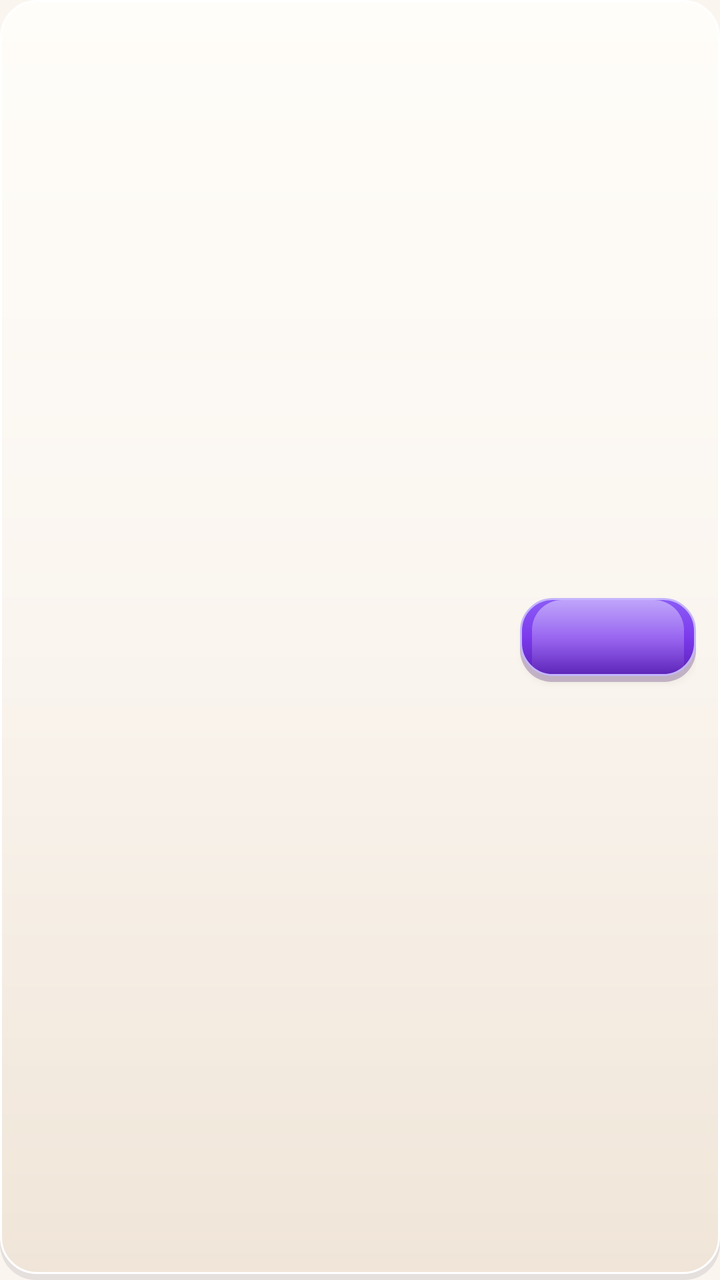
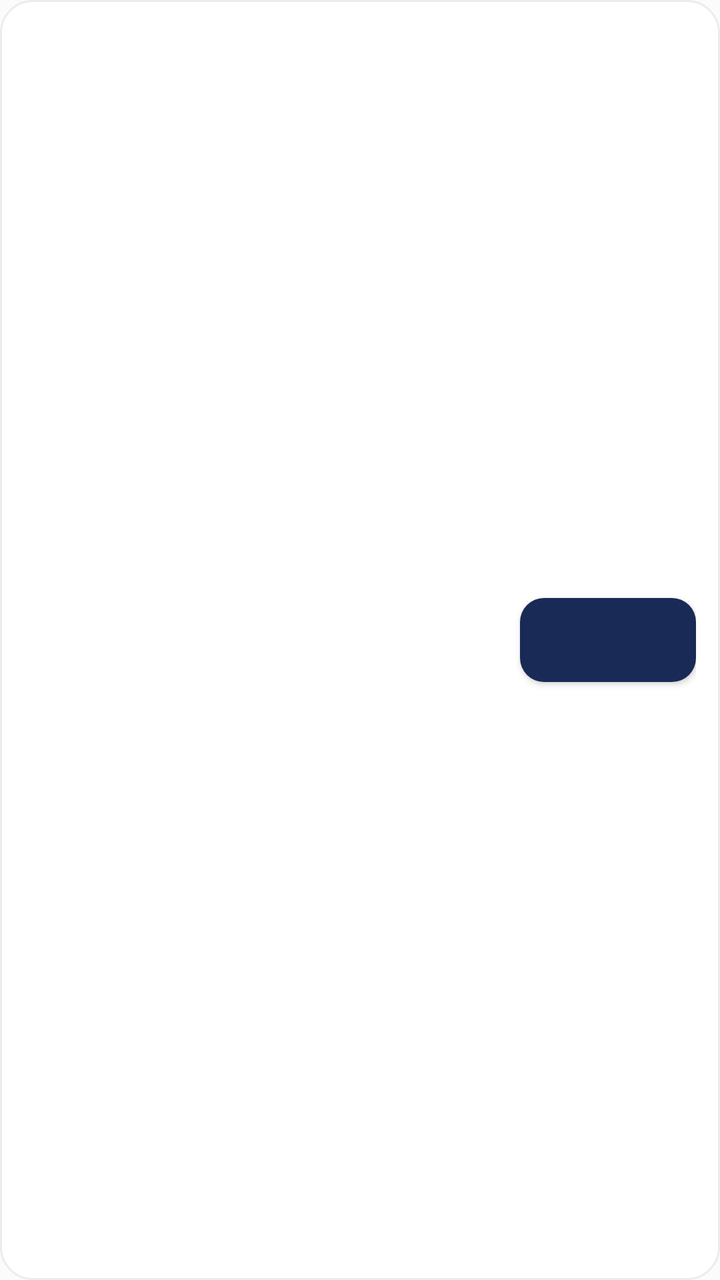

An Android layout rendered at two revisions. The XML below is the earlier revision; the diff shows what the commit changed to produce the second picture.
<!-- AndroidManifest.xml: application theme Theme.SheEmpower -->
<!-- res/layout/item_admin_seller_manage.xml -->
<?xml version="1.0" encoding="utf-8"?>
<LinearLayout xmlns:android="http://schemas.android.com/apk/res/android"
    android:layout_width="match_parent"
    android:layout_height="wrap_content"
    android:layout_marginBottom="8dp"
    android:background="@drawable/bg_skeu_card"
    android:orientation="horizontal"
    android:padding="12dp"
    android:gravity="center_vertical">

    <LinearLayout
        android:layout_width="0dp"
        android:layout_height="wrap_content"
        android:layout_weight="1"
        android:orientation="vertical">

        <TextView
            android:id="@+id/tvAdminSellerName"
            android:layout_width="wrap_content"
            android:layout_height="wrap_content"
            android:fontFamily="sans-serif-black"
            android:textColor="@color/text_dark"
            android:textSize="13sp" />

        <TextView
            android:id="@+id/tvAdminSellerStatus"
            android:layout_width="wrap_content"
            android:layout_height="wrap_content"
            android:fontFamily="sans-serif-medium"
            android:textColor="@color/lavender_primary"
            android:textSize="11sp" />
    </LinearLayout>

    <Button
        android:id="@+id/btnAdminToggle"
        android:layout_width="wrap_content"
        android:layout_height="42dp"
        android:textSize="11sp"
        android:fontFamily="sans-serif-medium"
        android:background="@drawable/bg_skeu_button_primary"
        android:textColor="#FFFFFF" />
</LinearLayout>
<!-- resources referenced by this layout -->
<resources>
  <color name="lavender_primary">#7C3AED</color>
  <color name="text_dark">#2D253B</color>
  <!-- drawable bg_skeu_button_primary (drawable) -->
  <?xml version="1.0" encoding="utf-8"?>
  <layer-list xmlns:android="http://schemas.android.com/apk/res/android">
      
      <item android:top="3dp">
          <shape android:shape="rectangle">
              <solid android:color="#403B0764" />
              <corners android:radius="16dp" />
          </shape>
      </item>
      
      <item android:bottom="3dp">
          <shape android:shape="rectangle">
              <gradient
                  android:startColor="#8B5CF6"
                  android:centerColor="@color/lavender_primary"
                  android:endColor="@color/lavender_dark"
                  android:angle="270" />
              <stroke android:width="1dp" android:color="#C4B5FD" />
              <corners android:radius="16dp" />
          </shape>
      </item>
      
      <item android:bottom="3dp" android:top="1dp" android:left="6dp" android:right="6dp">
          <shape android:shape="rectangle">
              <gradient
                  android:startColor="#70FFFFFF"
                  android:endColor="#00FFFFFF"
                  android:angle="270" />
              <corners android:topLeftRadius="15dp" android:topRightRadius="15dp" />
          </shape>
      </item>
  </layer-list>
  <!-- drawable bg_skeu_card (drawable) -->
  <?xml version="1.0" encoding="utf-8"?>
  <layer-list xmlns:android="http://schemas.android.com/apk/res/android">
      
      <item android:top="3dp">
          <shape android:shape="rectangle">
              <solid android:color="#1A2D253B" />
              <corners android:radius="18dp" />
          </shape>
      </item>
      
      <item android:bottom="3dp">
          <shape android:shape="rectangle">
              <gradient
                  android:startColor="#FFFDF9"
                  android:centerColor="#FAF5EF"
                  android:endColor="#F0E5D8"
                  android:angle="270" />
              <stroke android:width="1dp" android:color="#FFFFFF" />
              <corners android:radius="18dp" />
          </shape>
      </item>
  </layer-list>
  <style name="Theme.SheEmpower" parent="Theme.AppCompat.Light.NoActionBar">
          <item name="colorPrimary">@color/lavender_primary</item>
          <item name="colorPrimaryDark">@color/lavender_dark</item>
          <item name="colorAccent">@color/lavender_primary</item>
          <item name="android:windowBackground">@color/bg_cream</item>
          <item name="android:colorBackground">@color/bg_cream</item>
          <item name="android:textColorPrimary">@color/text_dark</item>
          <item name="android:textColorSecondary">@color/text_gray</item>
      </style>
  <color name="lavender_dark">#5B21B6</color>
  <color name="bg_cream">#FAF5EF</color>
  <color name="text_gray">#6B637B</color>
</resources>

<!-- the commit's change to res/layout/item_admin_seller_manage.xml (unified diff, before → after) -->
@@ -19,7 +19,7 @@
             android:layout_width="wrap_content"
             android:layout_height="wrap_content"
             android:fontFamily="sans-serif-black"
-            android:textColor="@color/text_dark"
+            android:textColor="@color/text_primary"
             android:textSize="13sp" />
 
         <TextView
@@ -27,7 +27,7 @@
             android:layout_width="wrap_content"
             android:layout_height="wrap_content"
             android:fontFamily="sans-serif-medium"
-            android:textColor="@color/lavender_primary"
+            android:textColor="@color/primary"
             android:textSize="11sp" />
     </LinearLayout>
 
<!-- resource entries referenced after the edit -->
@@ -1,74 +1,38 @@
 <!-- resources referenced by this layout -->
 <resources>
-  <color name="lavender_primary">#7C3AED</color>
-  <color name="text_dark">#2D253B</color>
+  <color name="primary">#192A56</color>
+  <color name="text_primary">#192A56</color>
   <!-- drawable bg_skeu_button_primary (drawable) -->
   <?xml version="1.0" encoding="utf-8"?>
-  <layer-list xmlns:android="http://schemas.android.com/apk/res/android">
-      
-      <item android:top="3dp">
-          <shape android:shape="rectangle">
-              <solid android:color="#403B0764" />
-              <corners android:radius="16dp" />
-          </shape>
-      </item>
-      
-      <item android:bottom="3dp">
-          <shape android:shape="rectangle">
-              <gradient
-                  android:startColor="#8B5CF6"
-                  android:centerColor="@color/lavender_primary"
-                  android:endColor="@color/lavender_dark"
-                  android:angle="270" />
-              <stroke android:width="1dp" android:color="#C4B5FD" />
-              <corners android:radius="16dp" />
-          </shape>
-      </item>
-      
-      <item android:bottom="3dp" android:top="1dp" android:left="6dp" android:right="6dp">
-          <shape android:shape="rectangle">
-              <gradient
-                  android:startColor="#70FFFFFF"
-                  android:endColor="#00FFFFFF"
-                  android:angle="270" />
-              <corners android:topLeftRadius="15dp" android:topRightRadius="15dp" />
-          </shape>
-      </item>
-  </layer-list>
+  <shape xmlns:android="http://schemas.android.com/apk/res/android"
+      android:shape="rectangle">
+      <solid android:color="@color/midnight_navy" />
+      <corners android:radius="12dp" />
+  </shape>
   <!-- drawable bg_skeu_card (drawable) -->
   <?xml version="1.0" encoding="utf-8"?>
-  <layer-list xmlns:android="http://schemas.android.com/apk/res/android">
-      
-      <item android:top="3dp">
-          <shape android:shape="rectangle">
-              <solid android:color="#1A2D253B" />
-              <corners android:radius="18dp" />
-          </shape>
-      </item>
-      
-      <item android:bottom="3dp">
-          <shape android:shape="rectangle">
-              <gradient
-                  android:startColor="#FFFDF9"
-                  android:centerColor="#FAF5EF"
-                  android:endColor="#F0E5D8"
-                  android:angle="270" />
-              <stroke android:width="1dp" android:color="#FFFFFF" />
-              <corners android:radius="18dp" />
-          </shape>
-      </item>
-  </layer-list>
+  <shape xmlns:android="http://schemas.android.com/apk/res/android"
+      android:shape="rectangle">
+      <solid android:color="@color/white" />
+      <corners android:radius="16dp" />
+      <stroke android:color="@color/card_border" android:width="1dp" />
+  </shape>
   <style name="Theme.SheEmpower" parent="Theme.AppCompat.Light.NoActionBar">
-          <item name="colorPrimary">@color/lavender_primary</item>
-          <item name="colorPrimaryDark">@color/lavender_dark</item>
-          <item name="colorAccent">@color/lavender_primary</item>
-          <item name="android:windowBackground">@color/bg_cream</item>
-          <item name="android:colorBackground">@color/bg_cream</item>
-          <item name="android:textColorPrimary">@color/text_dark</item>
-          <item name="android:textColorSecondary">@color/text_gray</item>
+          <item name="colorPrimary">@color/primary</item>
+          <item name="colorPrimaryDark">@color/primary_dark</item>
+          <item name="colorAccent">@color/accent</item>
+          <item name="android:windowBackground">@color/background</item>
+          <item name="android:colorBackground">@color/background</item>
+          <item name="android:textColorPrimary">@color/text_primary</item>
+          <item name="android:textColorSecondary">@color/text_secondary</item>
+          <item name="android:statusBarColor">@color/primary_dark</item>
       </style>
-  <color name="lavender_dark">#5B21B6</color>
-  <color name="bg_cream">#FAF5EF</color>
-  <color name="text_gray">#6B637B</color>
+  <color name="midnight_navy">#192A56</color>
+  <color name="white">#FFFFFF</color>
+  <color name="card_border">#EAECEE</color>
+  <color name="primary_dark">#0F1B3D</color>
+  <color name="accent">#F7D794</color>
+  <color name="background">#FCFBFB</color>
+  <color name="text_secondary">#6B7A99</color>
 </resources>
 
